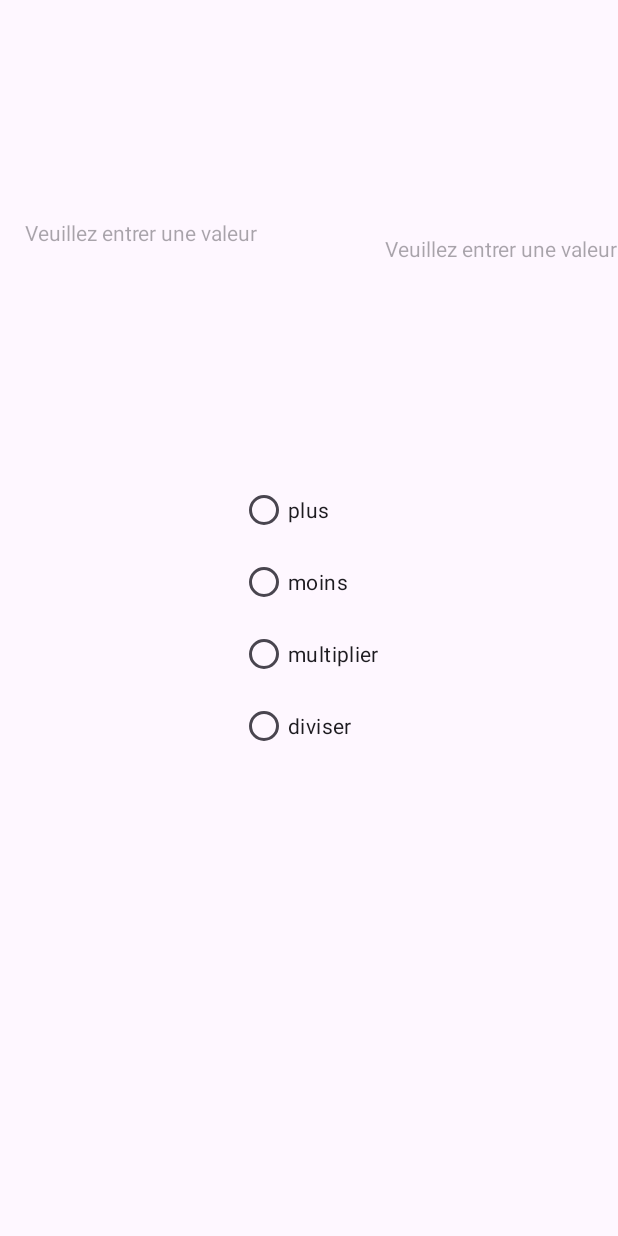
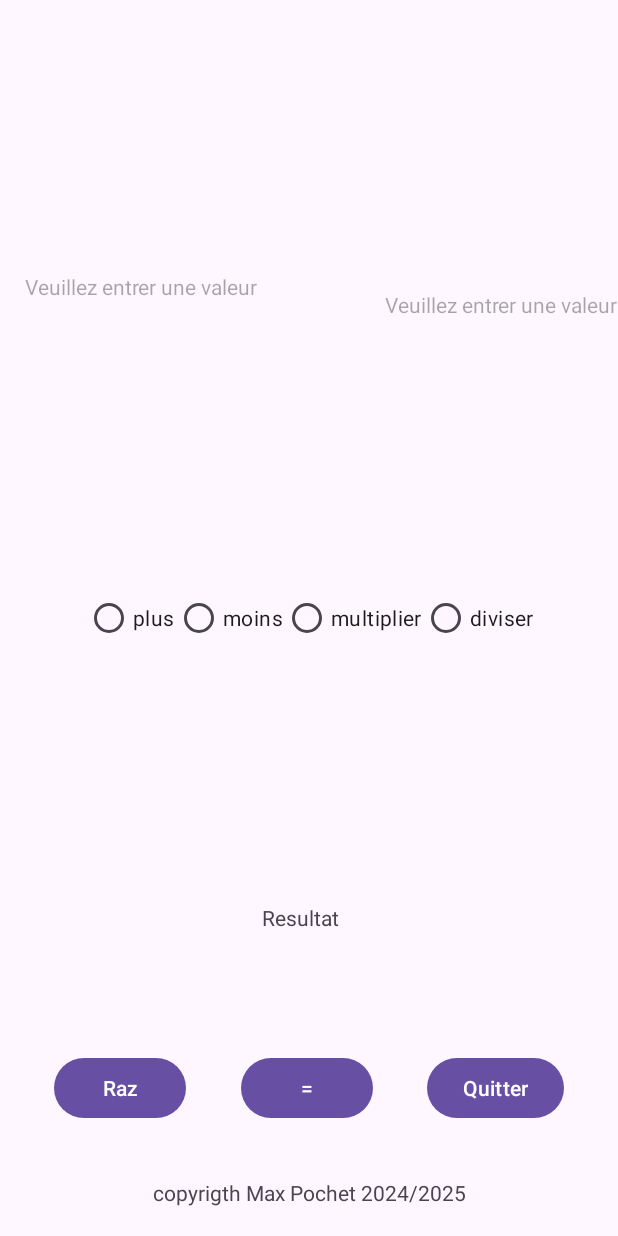
Before and after one commit to pochmax/calcnom, an Android app: the layout calcnom_paysage.xml on its own in the app's theme, with its tools: preview values and no code run, on a phone screen of 412 x 824 dp. Run offline under Robolectric (Android 15) with nearby library versions, the phone set to English and light mode, and no system bars.

```diff
--- a/app/src/main/res/layout/calcnom_paysage.xml
+++ b/app/src/main/res/layout/calcnom_paysage.xml
@@ -10,7 +10,7 @@
         android:layout_width="160dp"
         android:layout_height="26dp"
         android:hint="Veuillez entrer une valeur"
-        app:layout_constraintBottom_toTopOf="@+id/radioGroup2"
+        app:layout_constraintBottom_toTopOf="@+id/radioGroup"
         app:layout_constraintEnd_toStartOf="@+id/text2"
         app:layout_constraintHorizontal_bias="0.173"
         app:layout_constraintStart_toStartOf="parent"
@@ -21,7 +21,7 @@
         android:layout_width="wrap_content"
         android:layout_height="wrap_content"
         android:hint="Veuillez entrer une valeur"
-        app:layout_constraintBottom_toTopOf="@+id/radioGroup2"
+        app:layout_constraintBottom_toTopOf="@+id/radioGroup"
         app:layout_constraintEnd_toEndOf="parent"
         app:layout_constraintHorizontal_bias="1.0"
         app:layout_constraintStart_toStartOf="parent"
@@ -29,37 +29,93 @@
         app:layout_constraintVertical_bias="0.525" />
 
     <RadioGroup
-        android:id="@+id/radioGroup2"
+        android:id="@+id/radioGroup"
         android:layout_width="wrap_content"
         android:layout_height="wrap_content"
+        android:orientation="horizontal"
         app:layout_constraintBottom_toBottomOf="parent"
         app:layout_constraintEnd_toEndOf="parent"
         app:layout_constraintStart_toStartOf="parent"
         app:layout_constraintTop_toTopOf="parent">
 
         <RadioButton
-            android:id="@+id/plus"
+            android:id="@+id/Plus"
             android:layout_width="match_parent"
             android:layout_height="wrap_content"
             android:text="plus" />
 
         <RadioButton
-            android:id="@+id/moins"
+            android:id="@+id/Moins"
             android:layout_width="match_parent"
             android:layout_height="wrap_content"
             android:text="moins" />
 
         <RadioButton
-            android:id="@+id/multiplier"
+            android:id="@+id/Multiplier"
             android:layout_width="match_parent"
             android:layout_height="wrap_content"
             android:text="multiplier" />
 
         <RadioButton
-            android:id="@+id/diviser"
+            android:id="@+id/Diviser"
             android:layout_width="match_parent"
             android:layout_height="wrap_content"
             android:text="diviser" />
     </RadioGroup>
 
+    <TextView
+        android:id="@+id/Résultat"
+        android:layout_width="63dp"
+        android:layout_height="24dp"
+        android:layout_marginBottom="32dp"
+        android:text="Resultat"
+        app:layout_constraintBottom_toBottomOf="parent"
+        app:layout_constraintEnd_toEndOf="parent"
+        app:layout_constraintStart_toStartOf="parent"
+        app:layout_constraintTop_toBottomOf="@+id/radioGroup" />
+
+    <Button
+        android:id="@+id/Raz"
+        android:layout_width="wrap_content"
+        android:layout_height="wrap_content"
+        android:text="Raz"
+        app:layout_constraintBottom_toBottomOf="parent"
+        app:layout_constraintEnd_toStartOf="@+id/égal"
+        app:layout_constraintHorizontal_bias="0.5"
+        app:layout_constraintStart_toStartOf="parent"
+        app:layout_constraintTop_toBottomOf="@+id/Résultat" />
+
+    <Button
+        android:id="@+id/égal"
+        android:layout_width="wrap_content"
+        android:layout_height="wrap_content"
+        android:text="="
+        app:layout_constraintBottom_toBottomOf="parent"
+        app:layout_constraintEnd_toStartOf="@+id/quitter"
+        app:layout_constraintHorizontal_bias="0.5"
+        app:layout_constraintStart_toEndOf="@+id/Raz"
+        app:layout_constraintTop_toBottomOf="@+id/Résultat" />
+
+    <Button
+        android:id="@+id/quitter"
+        android:layout_width="wrap_content"
+        android:layout_height="wrap_content"
+        android:text="Quitter"
+        app:layout_constraintBottom_toBottomOf="parent"
+        app:layout_constraintEnd_toEndOf="parent"
+        app:layout_constraintHorizontal_bias="0.5"
+        app:layout_constraintStart_toEndOf="@+id/égal"
+        app:layout_constraintTop_toBottomOf="@+id/Résultat" />
+
+    <TextView
+        android:id="@+id/copyright"
+        android:layout_width="wrap_content"
+        android:layout_height="wrap_content"
+        android:text="copyrigth Max Pochet 2024/2025"
+        app:layout_constraintBottom_toBottomOf="parent"
+        app:layout_constraintEnd_toEndOf="parent"
+        app:layout_constraintStart_toStartOf="parent"
+        app:layout_constraintTop_toBottomOf="@+id/égal"
+        app:layout_constraintVertical_bias="0.652" />
+
 </androidx.constraintlayout.widget.ConstraintLayout>
```
Also changed, not shown: app/src/main/java/com/example/calcnom1/MainActivity.java (+12 -6 lines), app/src/main/res/layout/calcnom.xml (+16 -5 lines).
